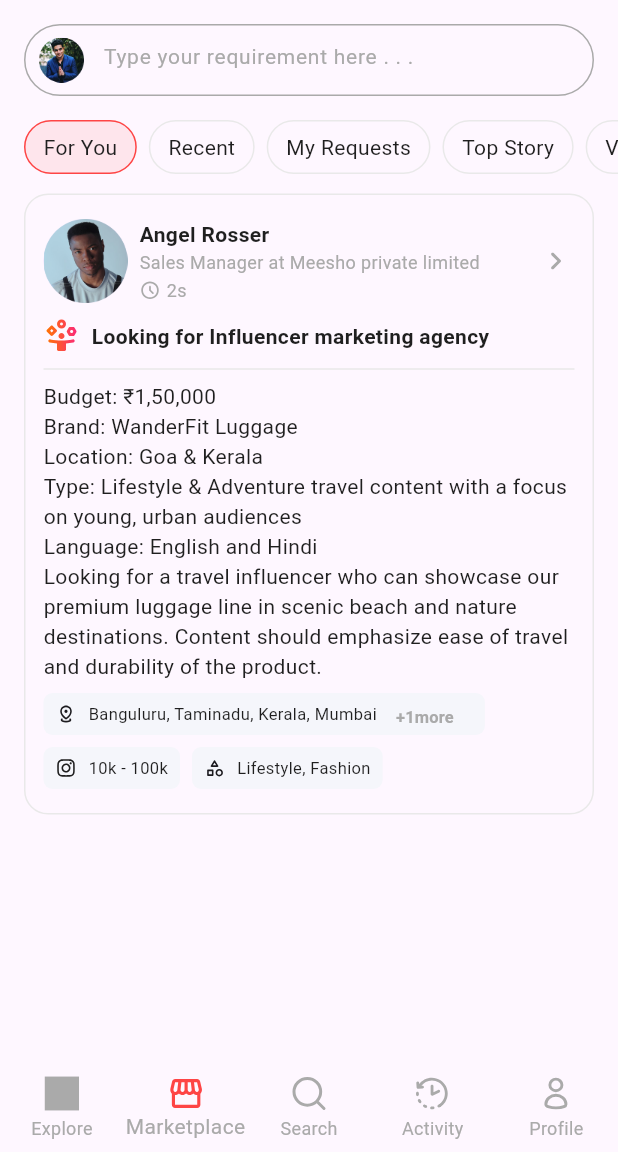
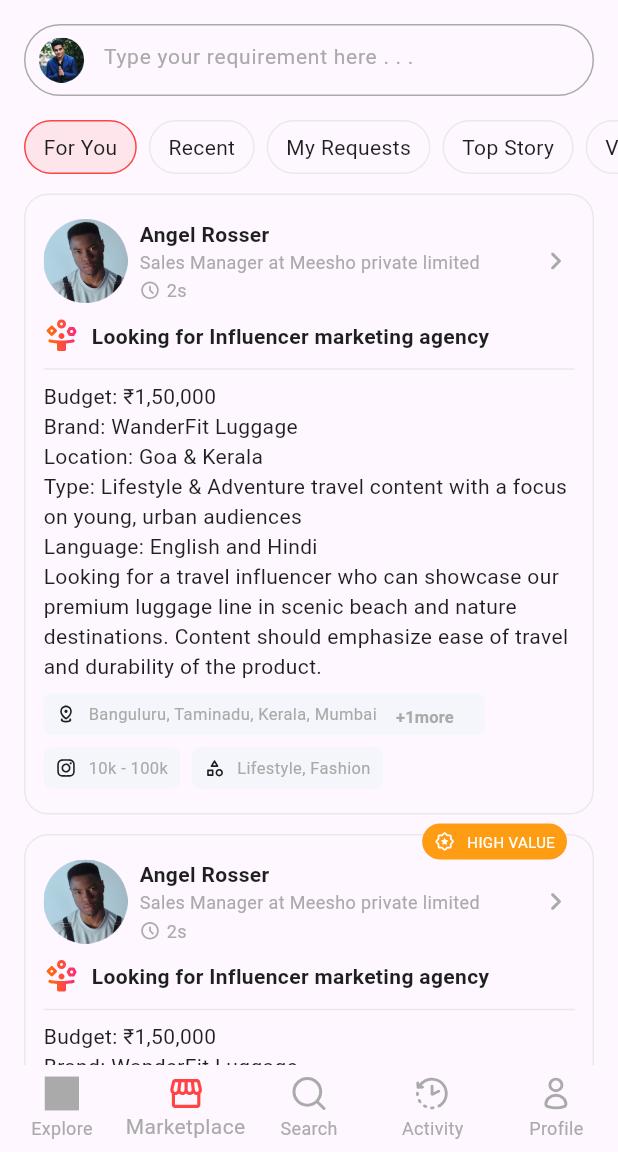
Before and after one commit to mrxdevs/quroz, a Flutter app: the screen it shows after launch, item 2 of the bottom bar chosen, on a phone screen of 412 x 824 dp, the part 84-1236 px from its top. Run offline on Flutter 3.47's test engine with Material 3 defaults, Android fonts, the phone set to English and light mode, and no system bars; our stand-ins replace flutter_svg.

Commit message:
[Feature] Badge and Expanded profile view added on Influencer card

```diff
--- a/lib/core/assets/colors/app_colors.dart
+++ b/lib/core/assets/colors/app_colors.dart
@@ -11,4 +11,6 @@
   static const Color grey3 = Color(0xFFE8E7EA);
   static const Color black = Color(0xFF1F1F1F);
   static const Color white = Color(0xFFFFFFFF);
+  static const Color badge1 = Color(0xFFFE9C13);
+  static const Color badge2 = Color(0xFFFB9428);
 }
--- a/lib/core/assets/icons/app_icons.dart
+++ b/lib/core/assets/icons/app_icons.dart
@@ -32,4 +32,5 @@
   static const String instagramIcon = 'assets/icons/instagram_icon.svg';
   static const String lifestyleIcon = 'assets/icons/lifestyle_icon.svg';
   static const String locationIcon = 'assets/icons/location_icon.svg';
+  static const String highValueIcon = 'assets/icons/high_value_icon.svg';
 }
--- a/lib/features/marketplace/presentation/pages/marketplace_page.dart
+++ b/lib/features/marketplace/presentation/pages/marketplace_page.dart
@@ -1,7 +1,6 @@
 import 'package:flutter/material.dart';
 import 'package:quroz/core/assets/colors/app_colors.dart';
 import 'package:quroz/core/assets/icons/app_icons.dart';
-import 'package:quroz/core/assets/images/app_images.dart';
 
 import 'package:quroz/core/common/widgets/svg_icon.dart';
 import 'package:quroz/features/marketplace/presentation/widget/influencer_card_widget.dart';
@@ -46,12 +45,15 @@
           ),
         ],
       ),
-      body: Column(
-        children: [
-          MarketplaceSearchWidget(),
-          MarketplaceFilterWidget(),
-          InfluencerCardWidget(),
-        ],
+      body: SingleChildScrollView(
+        child: Column(
+          children: [
+            MarketplaceSearchWidget(),
+            MarketplaceFilterWidget(),
+            InfluencerCardWidget(isExpanded: true),
+            InfluencerCardWidget(badge: "Highly Value"),
+          ],
+        ),
       ),
     );
   }
--- a/lib/features/marketplace/presentation/widget/influencer_card_widget.dart
+++ b/lib/features/marketplace/presentation/widget/influencer_card_widget.dart
@@ -4,9 +4,17 @@
 import 'package:quroz/core/assets/images/app_images.dart';
 import 'package:quroz/core/common/widgets/svg_icon.dart';
 
-class InfluencerCardWidget extends StatelessWidget {
-  const InfluencerCardWidget({super.key});
+class InfluencerCardWidget extends StatefulWidget {
+  final bool? isExpanded;
+  final String? badge;
 
+  const InfluencerCardWidget({super.key, this.isExpanded, this.badge});
+
+  @override
+  State<InfluencerCardWidget> createState() => _InfluencerCardWidgetState();
+}
+
+class _InfluencerCardWidgetState extends State<InfluencerCardWidget> {
   @override
   Widget build(BuildContext context) {
     return Container(
@@ -17,7 +25,10 @@
         // color: AppColors.grey1,
         border: Border.all(color: AppColors.grey2, width: 1),
       ),
-      child: Column(
+      child: Stack(
+        clipBehavior: Clip.none,
+        children: [
+          Column(
             children: [
               //Profile Image title and verified icon UI
               SizedBox(
@@ -119,6 +130,9 @@
               ),
 
               //Location UI
+              if (widget.isExpanded ?? false)
+                Column(
+                  children: [
                     Row(
                       children: [
                         Container(
@@ -135,9 +149,11 @@
                               SvgIcon(path: AppIcons.locationIcon, size: 14),
                               const SizedBox(width: 8),
                               Text(
-                      ["Banguluru, Taminadu, Kerala, Mumbai"].join(", "),
+                                [
+                                  "Banguluru, Taminadu, Kerala, Mumbai",
+                                ].join(", "),
                                 style: TextStyle(
-                        color: AppColors.black,
+                                  color: AppColors.grey,
                                   fontSize: 11,
                                   fontWeight: FontWeight.w400,
                                 ),
@@ -164,7 +180,6 @@
                         Spacer(),
                       ],
                     ),
-
                     Row(
                       children: [
                         Container(
@@ -183,7 +198,7 @@
                               Text(
                                 "10k - 100k",
                                 style: TextStyle(
-                        color: AppColors.black,
+                                  color: AppColors.grey,
                                   fontSize: 11,
                                   fontWeight: FontWeight.w400,
                                 ),
@@ -208,7 +223,7 @@
                               Text(
                                 ["Lifestyle", "Fashion"].join(", "),
                                 style: TextStyle(
-                        color: AppColors.black,
+                                  color: AppColors.grey,
                                   fontSize: 11,
                                   fontWeight: FontWeight.w400,
                                 ),
@@ -220,6 +235,40 @@
                     ),
                   ],
                 ),
+            ],
+          ),
+          if (widget.badge != null && widget.badge!.isNotEmpty)
+            Positioned(
+              top: -24,
+              right: 5,
+              child: Container(
+                padding: const EdgeInsets.symmetric(horizontal: 8, vertical: 5),
+                decoration: BoxDecoration(
+                  borderRadius: BorderRadius.circular(50),
+                  color: AppColors.badge1,
+                ),
+                child: Row(
+                  children: [
+                    SvgIcon(
+                      path: AppIcons.highValueIcon,
+                      size: 14,
+                      color: AppColors.white,
+                    ),
+                    const SizedBox(width: 8),
+                    Text(
+                      "High Value".toUpperCase(),
+                      style: TextStyle(
+                        color: AppColors.white,
+                        fontSize: 10,
+                        fontWeight: FontWeight.w400,
+                      ),
+                    ),
+                  ],
+                ),
+              ),
+            ),
+        ],
+      ),
     );
   }
 }
```
Also changed, not shown: assets/icons/high_value_icon.svg (added). Lines whose indentation alone changed are shown as unchanged.
